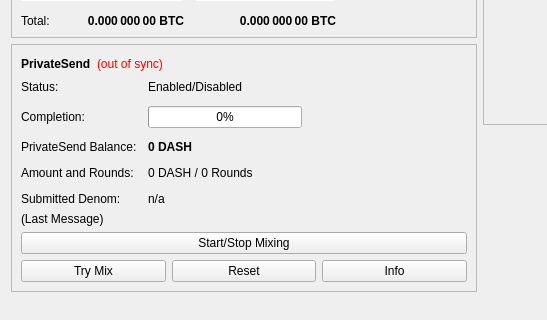
Qt form src/qt/forms/overviewpage.ui (quick999/Quick) before a commit; both pictures show x 0 to 547 and y 178 to 498 of the 960 by 585 pixel window.
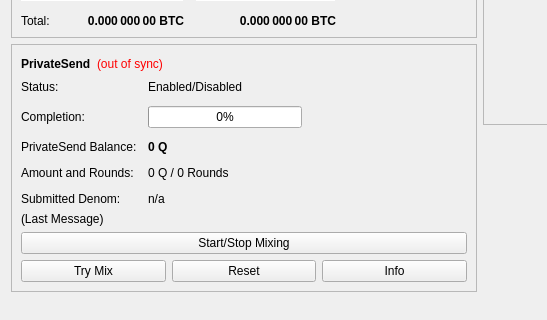
The same form after that commit.

Patch:
```diff
--- a/src/qt/forms/overviewpage.ui
+++ b/src/qt/forms/overviewpage.ui
@@ -511,7 +511,7 @@
                </font>
               </property>
               <property name="text">
-               <string notr="true">0 DASH</string>
+               <string notr="true">0 Q</string>
               </property>
              </widget>
             </item>
@@ -525,7 +525,7 @@
             <item row="3" column="1">
              <widget class="QLabel" name="labelAmountRounds">
               <property name="text">
-               <string>0 DASH / 0 Rounds</string>
+               <string>0 Q / 0 Rounds</string>
               </property>
              </widget>
             </item>
```
Left out of the diff: 6 changed lines with no effect on the pictures.
